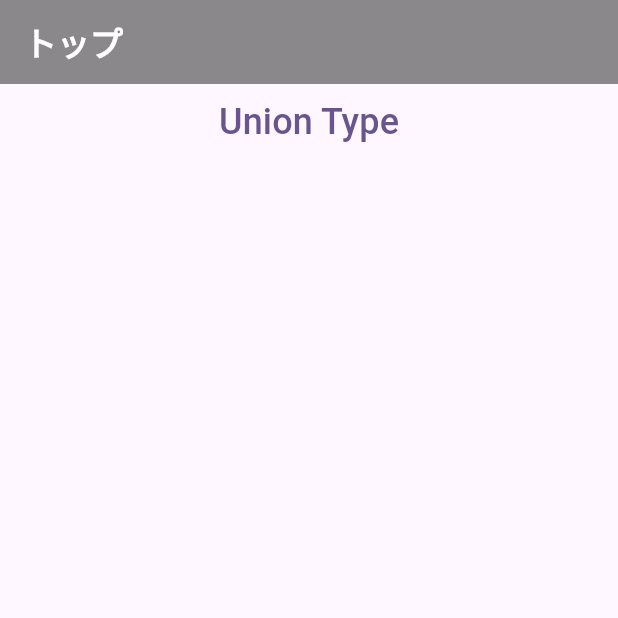
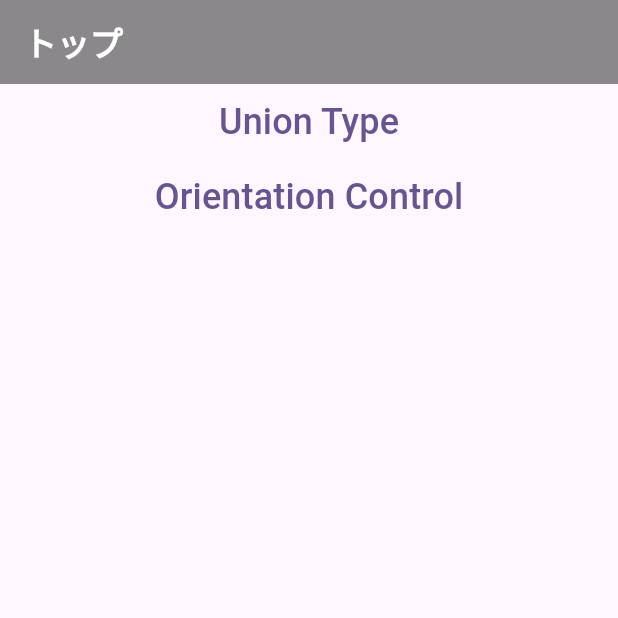
Before and after one commit to anabebe1020/flutter-study-01, a Flutter app: the screen it shows after launch, on a phone screen of 412 x 824 dp, the top half of it. Run offline on Flutter 3.47's test engine with Material 3 defaults, Android fonts, the phone set to English and light mode, and no system bars.

Commit message:
fix, orientation control

```diff
--- a/lib/main.dart
+++ b/lib/main.dart
@@ -1,7 +1,9 @@
 import 'package:dydx_flutter_study_01/components/scaffold.dart';
+import 'package:dydx_flutter_study_01/pages/orientation_control/page.dart';
 import 'package:dydx_flutter_study_01/pages/union_type.dart';
-import 'package:dydx_flutter_study_01/utils/transition.dart';
 import 'package:flutter/material.dart';
+
+import 'components/nav_link.dart';
 
 void main() {
   runApp(const MyApp());
@@ -32,15 +34,14 @@ class MyHomePage extends StatelessWidget {
     return MyScaffold(
       title: 'トップ',
       child: ListView(
-        children: [
-          TextButton(
-            onPressed: () {
-              push(context, const TypeProcessingView(), TypeProcessingView);
-            },
-            child: const Text(
-              'Union Type',
-              style: TextStyle(fontSize: 24.0),
-            ),
+        children: const [
+          NavigationLink(
+            label: 'Union Type',
+            to: TypeProcessingView(),
+          ),
+          NavigationLink(
+            label: 'Orientation Control',
+            to: OrientationControlPage(),
           ),
         ],
       ),
```
Also changed, not shown: lib/pages/orientation_control/landscape.dart (added, +48 -0 lines), lib/pages/orientation_control/page.dart (added, +49 -0 lines), lib/pages/orientation_control/portrait.dart (added, +48 -0 lines).
